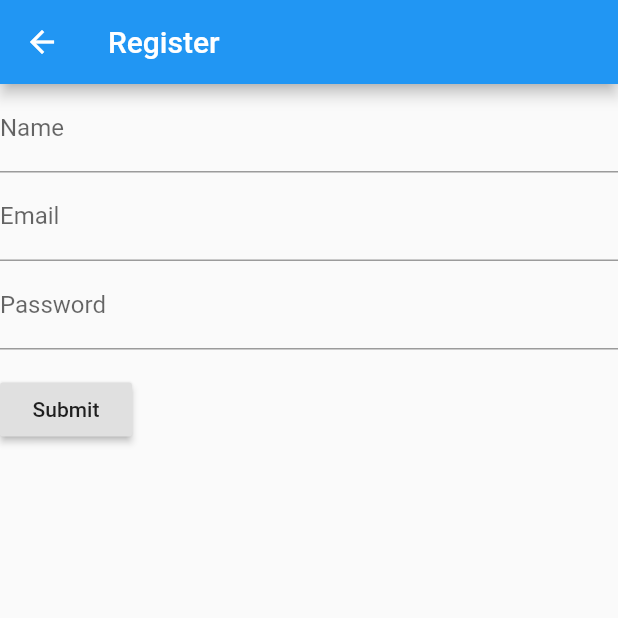
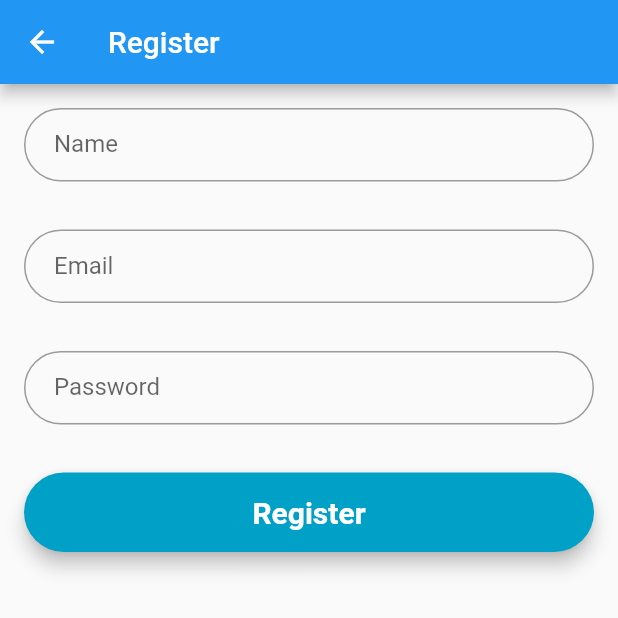
Before and after one commit to shamod/skindetect, a Flutter app: the RegisterPage screen opened by its route, on a phone screen of 412 x 824 dp, the top half of it. Run offline on Flutter 3.47's test engine with Material 2 defaults, Android fonts, the light colour scheme and no system bars; our stand-ins replace image_picker; Roboto replaces fonts that are missing (Montserrat).

Commit message:
added fonts and basic style to login and register

```diff
--- a/lib/register.dart
+++ b/lib/register.dart
@@ -1,6 +1,7 @@
 import 'package:flutter/material.dart';
 
 class RegisterPage extends StatelessWidget {
+  TextStyle style = TextStyle(fontFamily: 'Montserrat', fontSize: 20.0);
   final _formKey = GlobalKey<FormState>();
 
   @override
@@ -14,9 +15,24 @@ class RegisterPage extends StatelessWidget {
         child: Column(
           crossAxisAlignment: CrossAxisAlignment.start,
           children: <Widget>[
-              TextFormField(
+            nameField,
+            emailField,
+            passwordField,
+            _registerButton(context),
+          ],
+        ),
+      ),
+    );
+  }
+
+  final nameField = Padding(
+    padding: const EdgeInsets.all(16.0),
+    child: TextFormField(
       decoration: InputDecoration(
-                    labelText: 'Name'
+        labelText: 'Name',
+        contentPadding: EdgeInsets.fromLTRB(20.0, 15.0, 20.0, 15.0),
+        hintText: "Name",
+        border: OutlineInputBorder(borderRadius: BorderRadius.circular(32.0)),
       ),
       validator: (value) {
         if (value.isEmpty) {
@@ -25,9 +41,16 @@ class RegisterPage extends StatelessWidget {
         return null;
       },
     ),
-              TextFormField(
+  );
+
+  final emailField = Padding(
+    padding: const EdgeInsets.all(16.0),
+    child: TextFormField(
       decoration: InputDecoration(
-                    labelText: 'Email'
+        labelText: 'Email',
+        contentPadding: EdgeInsets.fromLTRB(20.0, 15.0, 20.0, 15.0),
+        hintText: "Email",
+        border: OutlineInputBorder(borderRadius: BorderRadius.circular(32.0)),
       ),
       validator: (value) {
         if (value.isEmpty) {
@@ -36,10 +59,17 @@ class RegisterPage extends StatelessWidget {
         return null;
       },
     ),
-              TextFormField(
+  );
+
+  final passwordField = Padding(
+    padding: const EdgeInsets.all(16.0),
+    child: TextFormField(
       obscureText: true,
       decoration: InputDecoration(
-                    labelText: 'Password'
+        labelText: 'Password',
+        contentPadding: EdgeInsets.fromLTRB(20.0, 15.0, 20.0, 15.0),
+        hintText: "Password",
+        border: OutlineInputBorder(borderRadius: BorderRadius.circular(32.0)),
       ),
       validator: (value) {
         if (value.isEmpty) {
@@ -48,9 +78,18 @@ class RegisterPage extends StatelessWidget {
         return null;
       },
     ),
-              Padding(
-                padding: const EdgeInsets.symmetric(vertical: 16.0),
-                child: RaisedButton(
+  );
+
+  _registerButton(BuildContext context) {
+    return Padding(
+      padding: const EdgeInsets.all(16.0),
+      child: Material(
+        elevation: 5.0,
+        borderRadius: BorderRadius.circular(30.0),
+        color: Color(0xff01A0C7),
+        child: MaterialButton(
+          minWidth: MediaQuery.of(context).size.width,
+          padding: EdgeInsets.fromLTRB(20.0, 15.0, 20.0, 15.0),
           onPressed: () {
             if (_formKey.currentState.validate()) {
               Scaffold.of(context).showSnackBar(SnackBar(
@@ -58,10 +97,10 @@ class RegisterPage extends StatelessWidget {
               ));
             }
           },
-                  child: Text('Submit'),
-                ),
-              )
-            ],
+          child: Text("Register",
+              textAlign: TextAlign.center,
+              style: style.copyWith(
+                  color: Colors.white, fontWeight: FontWeight.bold)),
         ),
       ),
     );
```
Also changed, not shown: lib/login.dart (+44 -11 lines), pubspec.yaml (+4 -4 lines), fonts/Montserrat-Regular.otf (added). Lines whose indentation alone changed are shown as unchanged.
